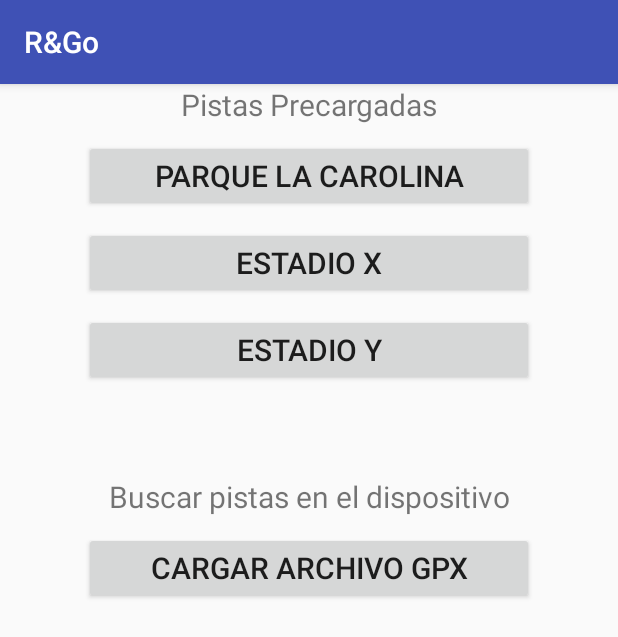
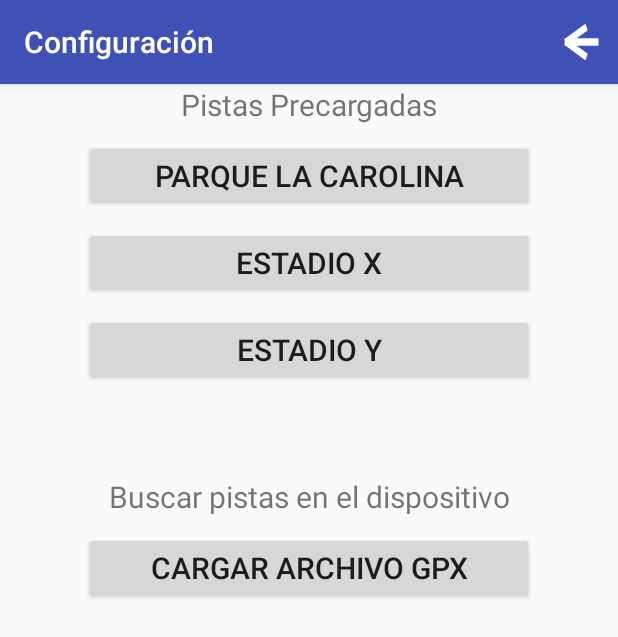
Before and after one commit to jonra1993/RandGo, an Android app: the OptionsActivity screen opened directly, with no data from a screen before it, on a phone screen of 412 x 824 dp. Shown: the top 637 px of the screen. Run offline under Robolectric (Android 15) with nearby library versions, the phone set to English and light mode, and no system bars; libraries missing offline, so code that uses them is left out: com.codebutchery.androidgpx, org.osmdroid.api, org.osmdroid.config, org.osmdroid.tileprovider, org.osmdroid.util and 1 more; pictures from the network do not load.

Commit message:
añadir menu bar y otros

```diff
--- a/R&Go/app/src/main/AndroidManifest.xml
+++ b/R&Go/app/src/main/AndroidManifest.xml
@@ -25,7 +25,10 @@
         </activity>
         <activity
             android:name=".OptionsActivity"
-            android:screenOrientation="portrait"></activity>
+            android:theme="@style/menu2theme"
+            android:label="Configuración"
+            android:screenOrientation="portrait">
+        </activity>
         <activity
             android:name=".Spalish"
             android:theme="@style/AppTheme.NoActionBar"
--- a/R&Go/app/src/main/java/com/e/jona/randgo/OptionsActivity.java
+++ b/R&Go/app/src/main/java/com/e/jona/randgo/OptionsActivity.java
@@ -4,6 +4,8 @@ package com.e.jona.randgo;
 import android.content.Intent;
 import android.support.v7.app.AppCompatActivity;
 import android.os.Bundle;
+import android.view.Menu;
+import android.view.MenuItem;
 import android.view.View;
 import android.widget.Button;
 
@@ -47,4 +49,19 @@ public class OptionsActivity extends AppCompatActivity implements View.OnClickLi
         }
         this.finish();
     }
+
+    @Override
+    public boolean onCreateOptionsMenu(Menu menu) {
+        getMenuInflater().inflate(R.menu.menu2, menu);
+        return true;
+    }
+
+    @Override
+    public boolean onOptionsItemSelected(MenuItem item) {
+        int id = item.getItemId();
+        if(id == R.id.item2){
+            this.finish();
+        }
+        return super.onOptionsItemSelected(item);
+    }
 }
--- /dev/null
+++ b/R&Go/app/src/main/res/drawable/novo2.xml
@@ -0,0 +1,31 @@
+<!--https://medium.com/@ali.muzaffar/understanding-vectordrawable-pathdata-commands-in-android-d56a6054610e-->
+<vector xmlns:android="http://schemas.android.com/apk/res/android"
+    android:width="24dp"
+    android:height="24dp"
+    android:viewportHeight="24.0"
+    android:viewportWidth="35.0">
+    <group android:name="background">
+        <!--path
+            android:name="circle"
+            android:fillColor="@color/colorGreen"
+            android:pathData="M12,12m-10,0a10,10 0,1 1,20 0a10,10 0,1 1,-20 0" /-->
+    </group>
+    <group android:name="check">
+        <path
+            android:name="tick1"
+            android:pathData="M2,12 l20,-10 "
+            android:strokeColor="#ffffff"
+            android:strokeWidth="5" />
+        <path
+            android:name="tick1"
+            android:pathData="M0.55,12 l33,0 "
+            android:strokeColor="#ffffff"
+            android:strokeWidth="5" />
+        <path
+            android:name="tick1"
+            android:pathData="M2,12 l20,10 "
+            android:strokeColor="#ffffff"
+            android:strokeWidth="5" />
+    </group>
+
+</vector>
--- /dev/null
+++ b/R&Go/app/src/main/res/menu/menu2.xml
@@ -0,0 +1,9 @@
+<?xml version="1.0" encoding="utf-8"?>
+<menu xmlns:android="http://schemas.android.com/apk/res/android"
+    xmlns:app="http://schemas.android.com/apk/res-auto">
+    <item
+        android:id="@+id/item2"
+        android:title="item2"
+        android:icon="@drawable/novo2"
+        app:showAsAction="always" />
+</menu>
--- /dev/null
+++ b/R&Go/app/src/main/res/menu/mymenu.xml
@@ -0,0 +1,12 @@
+<?xml version="1.0" encoding="utf-8"?>
+<menu xmlns:android="http://schemas.android.com/apk/res/android"
+    xmlns:app="http://schemas.android.com/apk/res-auto">
+
+    <item
+        android:id="@+id/item1"
+        android:title="item1"
+        android:icon="@drawable/novo"
+        app:showAsAction="always" />
+
+
+</menu>
--- a/R&Go/app/src/main/res/values/styles.xml
+++ b/R&Go/app/src/main/res/values/styles.xml
@@ -6,6 +6,7 @@
         <item name="colorPrimary">@color/colorPrimary</item>
         <item name="colorPrimaryDark">@color/colorPrimaryDark</item>
         <item name="colorAccent">@color/colorAccent</item>
+        <item name="android:windowFullscreen">true</item>
     </style>
 
     <style name="AppTheme.NoActionBar">
@@ -17,4 +18,10 @@
 
     <style name="AppTheme.PopupOverlay" parent="ThemeOverlay.AppCompat.Light" />
 
+    <style name="menu2theme" parent="AppTheme">
+
+    </style>
+
+
+
 </resources>
--- a/R&Go/gradle.properties
+++ b/R&Go/gradle.properties
@@ -1,4 +1,5 @@
 # Project-wide Gradle settings.
+android.enableAapt2=true
 # IDE (e.g. Android Studio) users:
 # Gradle settings configured through the IDE *will override*
 # any settings specified in this file.
```
Also changed, not shown: R&Go/app/src/main/java/com/e/jona/randgo/MainActivity.java (+22 -14 lines), R&Go/app/src/main/res/layout/activity_main.xml (+2 -20 lines).
